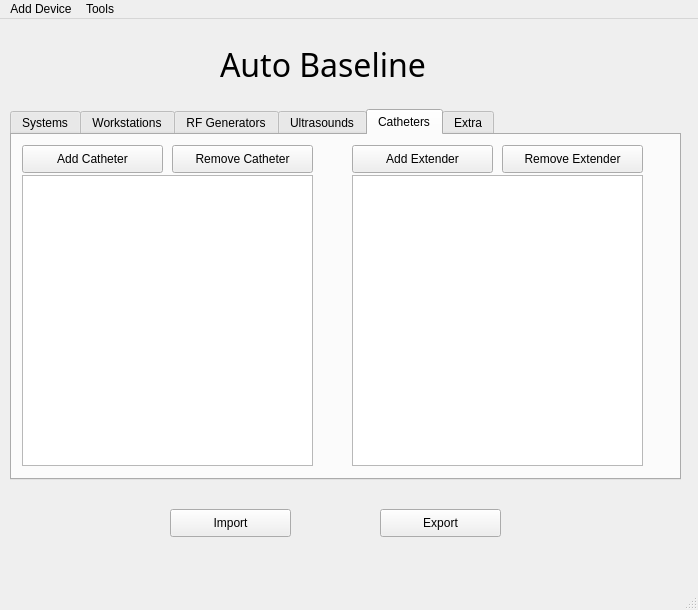
First picture: the form in Code/Forms/MainWindowBig.ui, repository EranYonai/Auto-Baseline, before the edit.
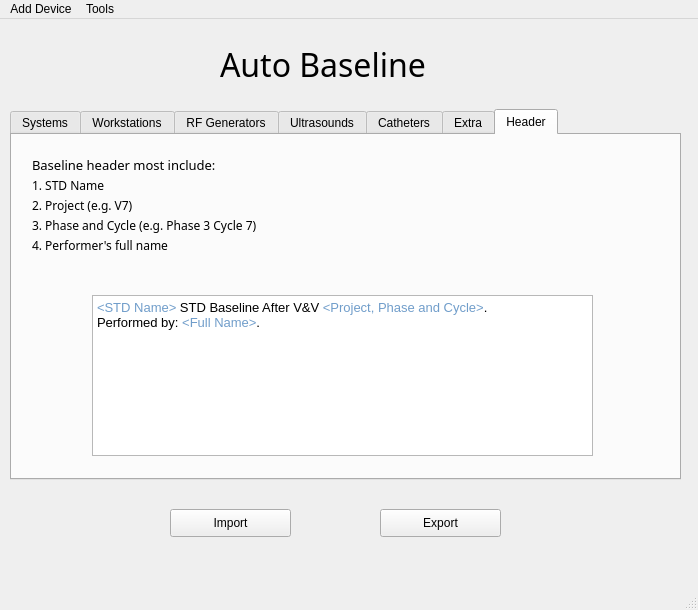
Second picture: the form after the edit.

Commit message:
Add header, fixed system dialog, and added Icon
**Changes in baseline are not viewable since I changed all '    ' to tabs (4 spaces to tab) and github doesn't like it.
1. Added Icon file
2. Added Header tab to main window
3. Added header text to txt export, xml export
4. Fixed system dialog won't print monitor 2 (I did the implementation a few days ago but forgot to actually add it to the code)

Diff of the .ui file:
```diff
--- a/Code/Forms/MainWindowBig.ui
+++ b/Code/Forms/MainWindowBig.ui
@@ -59,7 +59,7 @@
      </rect>
     </property>
     <property name="currentIndex">
-     <number>4</number>
+     <number>6</number>
     </property>
     <widget class="QWidget" name="sys_tab">
      <attribute name="title">
@@ -1641,6 +1641,120 @@
       </property>
      </widget>
     </widget>
+    <widget class="QWidget" name="header_tab">
+     <attribute name="title">
+      <string>Header</string>
+     </attribute>
+     <widget class="QTextEdit" name="header_text">
+      <property name="geometry">
+       <rect>
+        <x>80</x>
+        <y>160</y>
+        <width>501</width>
+        <height>161</height>
+       </rect>
+      </property>
+      <property name="html">
+       <string>&lt;!DOCTYPE HTML PUBLIC &quot;-//W3C//DTD HTML 4.0//EN&quot; &quot;http://www.w3.org/TR/REC-html40/strict.dtd&quot;&gt;
+&lt;html&gt;&lt;head&gt;&lt;meta name=&quot;qrichtext&quot; content=&quot;1&quot; /&gt;&lt;style type=&quot;text/css&quot;&gt;
+p, li { white-space: pre-wrap; }
+&lt;/style&gt;&lt;/head&gt;&lt;body style=&quot; font-family:'MS Shell Dlg 2'; font-size:7.8pt; font-weight:400; font-style:normal;&quot;&gt;
+&lt;p style=&quot; margin-top:0px; margin-bottom:0px; margin-left:0px; margin-right:0px; -qt-block-indent:0; text-indent:0px;&quot;&gt;&lt;span style=&quot; font-size:10pt; color:#709dca;&quot;&gt;&amp;lt;STD Name&amp;gt;&lt;/span&gt;&lt;span style=&quot; font-size:10pt;&quot;&gt; STD Baseline After V&amp;amp;V &lt;/span&gt;&lt;span style=&quot; font-size:10pt; color:#709dca;&quot;&gt;&amp;lt;Project, Phase and Cycle&amp;gt;&lt;/span&gt;&lt;span style=&quot; font-size:10pt; color:#000000;&quot;&gt;. &lt;/span&gt;&lt;/p&gt;
+&lt;p style=&quot; margin-top:0px; margin-bottom:0px; margin-left:0px; margin-right:0px; -qt-block-indent:0; text-indent:0px;&quot;&gt;&lt;span style=&quot; font-size:10pt;&quot;&gt;Performed by: &lt;/span&gt;&lt;span style=&quot; font-size:10pt; color:#709dca;&quot;&gt;&amp;lt;Full Name&amp;gt;&lt;/span&gt;&lt;span style=&quot; font-size:10pt;&quot;&gt;. &lt;/span&gt;&lt;/p&gt;&lt;/body&gt;&lt;/html&gt;</string>
+      </property>
+     </widget>
+     <widget class="QLabel" name="label">
+      <property name="geometry">
+       <rect>
+        <x>20</x>
+        <y>20</y>
+        <width>231</width>
+        <height>20</height>
+       </rect>
+      </property>
+      <property name="font">
+       <font>
+        <family>Product Sans</family>
+        <pointsize>10</pointsize>
+       </font>
+      </property>
+      <property name="text">
+       <string>Baseline header most include:</string>
+      </property>
+     </widget>
+     <widget class="QLabel" name="label_2">
+      <property name="geometry">
+       <rect>
+        <x>20</x>
+        <y>40</y>
+        <width>101</width>
+        <height>20</height>
+       </rect>
+      </property>
+      <property name="font">
+       <font>
+        <family>Product Sans</family>
+       </font>
+      </property>
+      <property name="text">
+       <string>1. STD Name</string>
+      </property>
+     </widget>
+     <widget class="QLabel" name="label_3">
+      <property name="geometry">
+       <rect>
+        <x>20</x>
+        <y>60</y>
+        <width>121</width>
+        <height>20</height>
+       </rect>
+      </property>
+      <property name="font">
+       <font>
+        <family>Product Sans</family>
+       </font>
+      </property>
+      <property name="text">
+       <string>2. Project (e.g. V7)</string>
+      </property>
+     </widget>
+     <widget class="QLabel" name="label_4">
+      <property name="geometry">
+       <rect>
+        <x>20</x>
+        <y>80</y>
+        <width>241</width>
+        <height>20</height>
+       </rect>
+      </property>
+      <property name="font">
+       <font>
+        <family>Product Sans</family>
+       </font>
+      </property>
+      <property name="text">
+       <string>3. Phase and Cycle (e.g. Phase 3 Cycle 7)</string>
+      </property>
+     </widget>
+     <widget class="QLabel" name="label_5">
+      <property name="geometry">
+       <rect>
+        <x>20</x>
+        <y>100</y>
+        <width>161</width>
+        <height>20</height>
+       </rect>
+      </property>
+      <property name="font">
+       <font>
+        <family>Product Sans</family>
+       </font>
+      </property>
+      <property name="text">
+       <string>4. Performer's full name</string>
+      </property>
+     </widget>
+    </widget>
    </widget>
    <widget class="QPushButton" name="import_button">
     <property name="geometry">
```
The commit also changes 8 other files.
